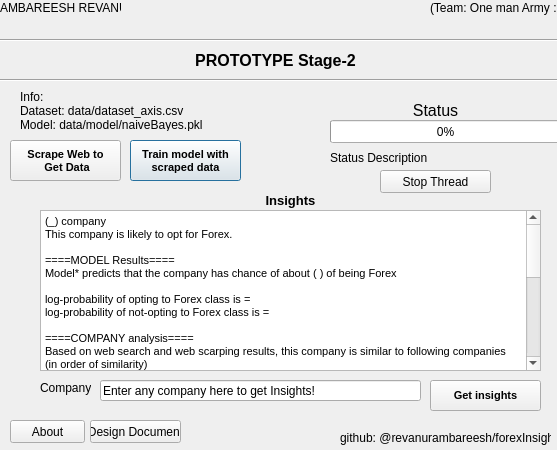
Before: the Qt Designer form UI/FXfrontend.ui in revanurambareesh/forexInsights, drawn with Qt 5.
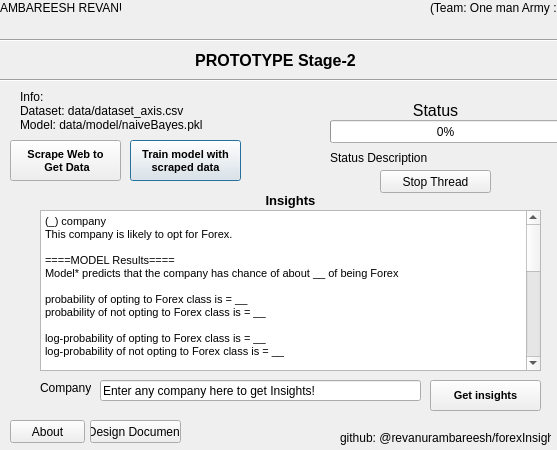
After: the same form once the commit is applied.

```diff
--- a/UI/FXfrontend.ui
+++ b/UI/FXfrontend.ui
@@ -182,30 +182,34 @@
 &lt;p style=&quot; margin-top:0px; margin-bottom:0px; margin-left:0px; margin-right:0px; -qt-block-indent:0; text-indent:0px;&quot;&gt;&lt;span style=&quot; font-size:8pt;&quot;&gt;This company is likely to opt for Forex.&lt;/span&gt;&lt;/p&gt;
 &lt;p style=&quot;-qt-paragraph-type:empty; margin-top:0px; margin-bottom:0px; margin-left:0px; margin-right:0px; -qt-block-indent:0; text-indent:0px; font-size:8pt;&quot;&gt;&lt;br /&gt;&lt;/p&gt;
 &lt;p style=&quot; margin-top:0px; margin-bottom:0px; margin-left:0px; margin-right:0px; -qt-block-indent:0; text-indent:0px;&quot;&gt;&lt;span style=&quot; font-size:8pt;&quot;&gt;====MODEL Results====&lt;/span&gt;&lt;/p&gt;
-&lt;p style=&quot; margin-top:0px; margin-bottom:0px; margin-left:0px; margin-right:0px; -qt-block-indent:0; text-indent:0px;&quot;&gt;&lt;span style=&quot; font-size:8pt;&quot;&gt;Model* predicts that the company has chance of about ( ) of being Forex&lt;/span&gt;&lt;/p&gt;
+&lt;p style=&quot; margin-top:0px; margin-bottom:0px; margin-left:0px; margin-right:0px; -qt-block-indent:0; text-indent:0px;&quot;&gt;&lt;span style=&quot; font-size:8pt;&quot;&gt;Model* predicts that the company has chance of about __ of being Forex&lt;/span&gt;&lt;/p&gt;
 &lt;p style=&quot;-qt-paragraph-type:empty; margin-top:0px; margin-bottom:0px; margin-left:0px; margin-right:0px; -qt-block-indent:0; text-indent:0px; font-size:8pt;&quot;&gt;&lt;br /&gt;&lt;/p&gt;
-&lt;p style=&quot; margin-top:0px; margin-bottom:0px; margin-left:0px; margin-right:0px; -qt-block-indent:0; text-indent:0px;&quot;&gt;&lt;span style=&quot; font-size:8pt;&quot;&gt;log-probability of opting to Forex class is = &lt;/span&gt;&lt;/p&gt;
-&lt;p style=&quot; margin-top:0px; margin-bottom:0px; margin-left:0px; margin-right:0px; -qt-block-indent:0; text-indent:0px;&quot;&gt;&lt;span style=&quot; font-size:8pt;&quot;&gt;log-probability of not-opting to Forex class is = &lt;/span&gt;&lt;/p&gt;
+&lt;p style=&quot; margin-top:0px; margin-bottom:0px; margin-left:0px; margin-right:0px; -qt-block-indent:0; text-indent:0px;&quot;&gt;&lt;span style=&quot; font-size:8pt;&quot;&gt;probability of opting to Forex class is = __&lt;/span&gt;&lt;/p&gt;
+&lt;p style=&quot; margin-top:0px; margin-bottom:0px; margin-left:0px; margin-right:0px; -qt-block-indent:0; text-indent:0px;&quot;&gt;&lt;span style=&quot; font-size:8pt;&quot;&gt;probability of not opting to Forex class is = __&lt;/span&gt;&lt;/p&gt;
+&lt;p style=&quot;-qt-paragraph-type:empty; margin-top:0px; margin-bottom:0px; margin-left:0px; margin-right:0px; -qt-block-indent:0; text-indent:0px; font-size:8pt;&quot;&gt;&lt;br /&gt;&lt;/p&gt;
+&lt;p style=&quot; margin-top:0px; margin-bottom:0px; margin-left:0px; margin-right:0px; -qt-block-indent:0; text-indent:0px;&quot;&gt;&lt;span style=&quot; font-size:8pt;&quot;&gt;log-probability of opting to Forex class is = __&lt;/span&gt;&lt;/p&gt;
+&lt;p style=&quot; margin-top:0px; margin-bottom:0px; margin-left:0px; margin-right:0px; -qt-block-indent:0; text-indent:0px;&quot;&gt;&lt;span style=&quot; font-size:8pt;&quot;&gt;log-probability of not opting to Forex class is = __&lt;/span&gt;&lt;/p&gt;
 &lt;p style=&quot;-qt-paragraph-type:empty; margin-top:0px; margin-bottom:0px; margin-left:0px; margin-right:0px; -qt-block-indent:0; text-indent:0px; font-size:8pt;&quot;&gt;&lt;br /&gt;&lt;/p&gt;
 &lt;p style=&quot; margin-top:0px; margin-bottom:0px; margin-left:0px; margin-right:0px; -qt-block-indent:0; text-indent:0px;&quot;&gt;&lt;span style=&quot; font-size:8pt;&quot;&gt;====COMPANY analysis====&lt;/span&gt;&lt;/p&gt;
 &lt;p style=&quot; margin-top:0px; margin-bottom:0px; margin-left:0px; margin-right:0px; -qt-block-indent:0; text-indent:0px;&quot;&gt;&lt;span style=&quot; font-size:8pt;&quot;&gt;Based on web search and web scarping results, this company is similar to following companies&lt;/span&gt;&lt;/p&gt;
 &lt;p style=&quot; margin-top:0px; margin-bottom:0px; margin-left:0px; margin-right:0px; -qt-block-indent:0; text-indent:0px;&quot;&gt;&lt;span style=&quot; font-size:8pt;&quot;&gt;(in order of similarity)&lt;/span&gt;&lt;/p&gt;
 &lt;p style=&quot;-qt-paragraph-type:empty; margin-top:0px; margin-bottom:0px; margin-left:0px; margin-right:0px; -qt-block-indent:0; text-indent:0px; font-size:8pt;&quot;&gt;&lt;br /&gt;&lt;/p&gt;
-&lt;p style=&quot; margin-top:0px; margin-bottom:0px; margin-left:0px; margin-right:0px; -qt-block-indent:0; text-indent:0px;&quot;&gt;&lt;span style=&quot; font-size:8pt;&quot;&gt;[1] (Forex)      	  	x&lt;/span&gt;&lt;/p&gt;
-&lt;p style=&quot; margin-top:0px; margin-bottom:0px; margin-left:0px; margin-right:0px; -qt-block-indent:0; text-indent:0px;&quot;&gt;&lt;span style=&quot; font-size:8pt;&quot;&gt;[2] (Non-Forex)		x&lt;/span&gt;&lt;/p&gt;
-&lt;p style=&quot; margin-top:0px; margin-bottom:0px; margin-left:0px; margin-right:0px; -qt-block-indent:0; text-indent:0px;&quot;&gt;&lt;span style=&quot; font-size:8pt;&quot;&gt;[3] (Forex)      	  	x&lt;/span&gt;&lt;/p&gt;
-&lt;p style=&quot; margin-top:0px; margin-bottom:0px; margin-left:0px; margin-right:0px; -qt-block-indent:0; text-indent:0px;&quot;&gt;&lt;span style=&quot; font-size:8pt;&quot;&gt;[4] (Non-Forex)		x&lt;/span&gt;&lt;/p&gt;
-&lt;p style=&quot; margin-top:0px; margin-bottom:0px; margin-left:0px; margin-right:0px; -qt-block-indent:0; text-indent:0px;&quot;&gt;&lt;span style=&quot; font-size:8pt;&quot;&gt;[5] (Non-Forex)		x&lt;/span&gt;&lt;/p&gt;
+&lt;p style=&quot; margin-top:0px; margin-bottom:0px; margin-left:0px; margin-right:0px; -qt-block-indent:0; text-indent:0px;&quot;&gt;&lt;span style=&quot; font-size:8pt;&quot;&gt;[1] (Non Forex)	__&lt;/span&gt;&lt;/p&gt;
+&lt;p style=&quot; margin-top:0px; margin-bottom:0px; margin-left:0px; margin-right:0px; -qt-block-indent:0; text-indent:0px;&quot;&gt;&lt;span style=&quot; font-size:8pt;&quot;&gt;[2] (Non Forex)	__&lt;/span&gt;&lt;/p&gt;
+&lt;p style=&quot; margin-top:0px; margin-bottom:0px; margin-left:0px; margin-right:0px; -qt-block-indent:0; text-indent:0px;&quot;&gt;&lt;span style=&quot; font-size:8pt;&quot;&gt;[3] (Non Forex)	__&lt;/span&gt;&lt;/p&gt;
+&lt;p style=&quot; margin-top:0px; margin-bottom:0px; margin-left:0px; margin-right:0px; -qt-block-indent:0; text-indent:0px;&quot;&gt;&lt;span style=&quot; font-size:8pt;&quot;&gt;[4] (Non Forex)	__&lt;/span&gt;&lt;/p&gt;
+&lt;p style=&quot; margin-top:0px; margin-bottom:0px; margin-left:0px; margin-right:0px; -qt-block-indent:0; text-indent:0px;&quot;&gt;&lt;span style=&quot; font-size:8pt;&quot;&gt;[5] (Forex)     	__&lt;/span&gt;&lt;/p&gt;
+&lt;p style=&quot;-qt-paragraph-type:empty; margin-top:0px; margin-bottom:0px; margin-left:0px; margin-right:0px; -qt-block-indent:0; text-indent:0px; font-size:8pt;&quot;&gt;&lt;br /&gt;&lt;/p&gt;
 &lt;p style=&quot;-qt-paragraph-type:empty; margin-top:0px; margin-bottom:0px; margin-left:0px; margin-right:0px; -qt-block-indent:0; text-indent:0px; font-size:8pt;&quot;&gt;&lt;br /&gt;&lt;/p&gt;
 &lt;p style=&quot; margin-top:0px; margin-bottom:0px; margin-left:0px; margin-right:0px; -qt-block-indent:0; text-indent:0px;&quot;&gt;&lt;span style=&quot; font-size:8pt;&quot;&gt;====POPULARITY on web====&lt;/span&gt;&lt;/p&gt;
-&lt;p style=&quot; margin-top:0px; margin-bottom:0px; margin-left:0px; margin-right:0px; -qt-block-indent:0; text-indent:0px;&quot;&gt;&lt;span style=&quot; font-size:8pt;&quot;&gt;This company is popular on Google.&lt;/span&gt;&lt;/p&gt;
-&lt;p style=&quot; margin-top:0px; margin-bottom:0px; margin-left:0px; margin-right:0px; -qt-block-indent:0; text-indent:0px;&quot;&gt;&lt;span style=&quot; font-size:8pt;&quot;&gt;No of search results Google found **: (_)&lt;/span&gt;&lt;/p&gt;
+&lt;p style=&quot; margin-top:0px; margin-bottom:0px; margin-left:0px; margin-right:0px; -qt-block-indent:0; text-indent:0px;&quot;&gt;&lt;span style=&quot; font-size:8pt;&quot;&gt;This company is __ on Google&lt;/span&gt;&lt;/p&gt;
+&lt;p style=&quot; margin-top:0px; margin-bottom:0px; margin-left:0px; margin-right:0px; -qt-block-indent:0; text-indent:0px;&quot;&gt;&lt;span style=&quot; font-size:8pt;&quot;&gt;Number of search results Google found **: __&lt;/span&gt;&lt;/p&gt;
 &lt;p style=&quot;-qt-paragraph-type:empty; margin-top:0px; margin-bottom:0px; margin-left:0px; margin-right:0px; -qt-block-indent:0; text-indent:0px; font-size:8pt;&quot;&gt;&lt;br /&gt;&lt;/p&gt;
 &lt;p style=&quot;-qt-paragraph-type:empty; margin-top:0px; margin-bottom:0px; margin-left:0px; margin-right:0px; -qt-block-indent:0; text-indent:0px; font-size:8pt;&quot;&gt;&lt;br /&gt;&lt;/p&gt;
 &lt;p style=&quot; margin-top:0px; margin-bottom:0px; margin-left:0px; margin-right:0px; -qt-block-indent:0; text-indent:0px;&quot;&gt;&lt;span style=&quot; font-size:8pt;&quot;&gt;----FOOTNOTES----&lt;/span&gt;&lt;/p&gt;
-&lt;p style=&quot; margin-top:0px; margin-bottom:0px; margin-left:0px; margin-right:0px; -qt-block-indent:0; text-indent:0px;&quot;&gt;&lt;span style=&quot; font-size:8pt;&quot;&gt;* As per Naive-Bayes.&lt;/span&gt;&lt;/p&gt;
+&lt;p style=&quot; margin-top:0px; margin-bottom:0px; margin-left:0px; margin-right:0px; -qt-block-indent:0; text-indent:0px;&quot;&gt;&lt;span style=&quot; font-size:8pt;&quot;&gt;* As per Naive-Bayes&lt;/span&gt;&lt;/p&gt;
 &lt;p style=&quot; margin-top:0px; margin-bottom:0px; margin-left:0px; margin-right:0px; -qt-block-indent:0; text-indent:0px;&quot;&gt;&lt;span style=&quot; font-size:8pt;&quot;&gt;** If a company has more than 30,000 results, it is defined 'popular'&lt;/span&gt;&lt;/p&gt;
-&lt;p style=&quot;-qt-paragraph-type:empty; margin-top:0px; margin-bottom:0px; margin-left:0px; margin-right:0px; -qt-block-indent:0; text-indent:0px; font-size:8pt;&quot;&gt;&lt;br /&gt;&lt;/p&gt;
+&lt;p style=&quot; margin-top:0px; margin-bottom:0px; margin-left:0px; margin-right:0px; -qt-block-indent:0; text-indent:0px;&quot;&gt;&lt;span style=&quot; font-size:8pt;&quot;&gt;More popular the company is, more data can be collected to determine its class.&lt;/span&gt;&lt;/p&gt;
 &lt;p style=&quot;-qt-paragraph-type:empty; margin-top:0px; margin-bottom:0px; margin-left:0px; margin-right:0px; -qt-block-indent:0; text-indent:0px; font-size:8pt;&quot;&gt;&lt;br /&gt;&lt;/p&gt;
 &lt;p style=&quot; margin-top:0px; margin-bottom:0px; margin-left:0px; margin-right:0px; -qt-block-indent:0; text-indent:0px;&quot;&gt;&lt;span style=&quot; font-size:8pt;&quot;&gt;GENERATED BY github.com/revanurambareesh/forexInsights&lt;/span&gt;&lt;/p&gt;&lt;/body&gt;&lt;/html&gt;</string>
    </property>
```
Left out of the diff: 2 changed lines with no effect on the pictures.
